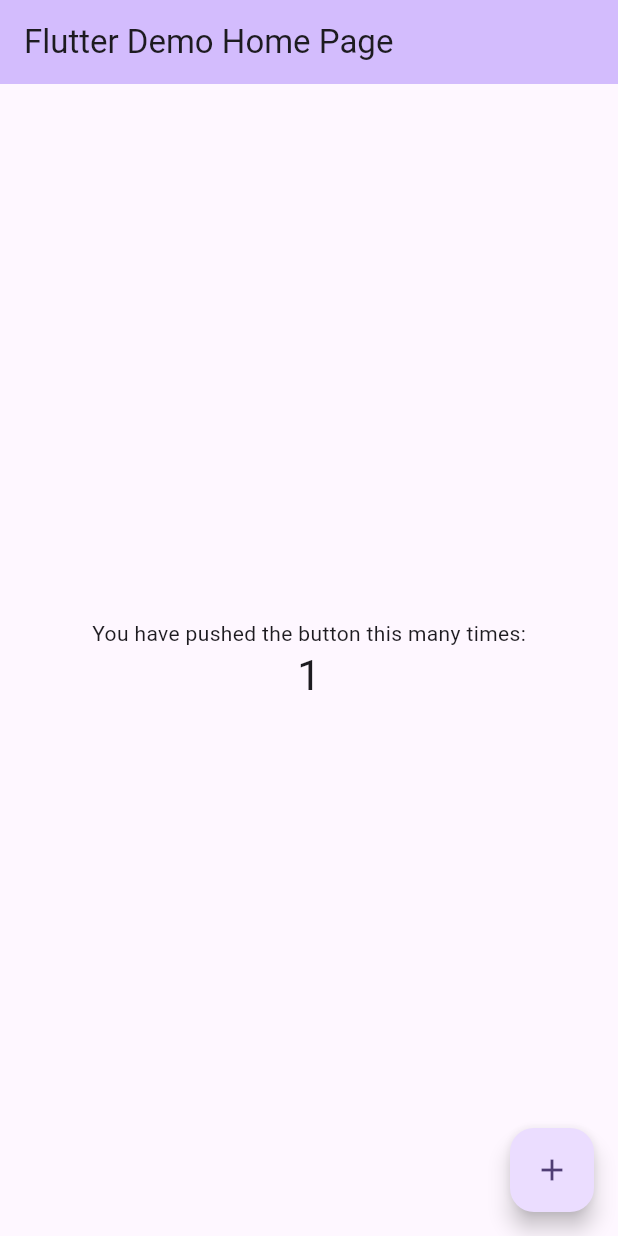
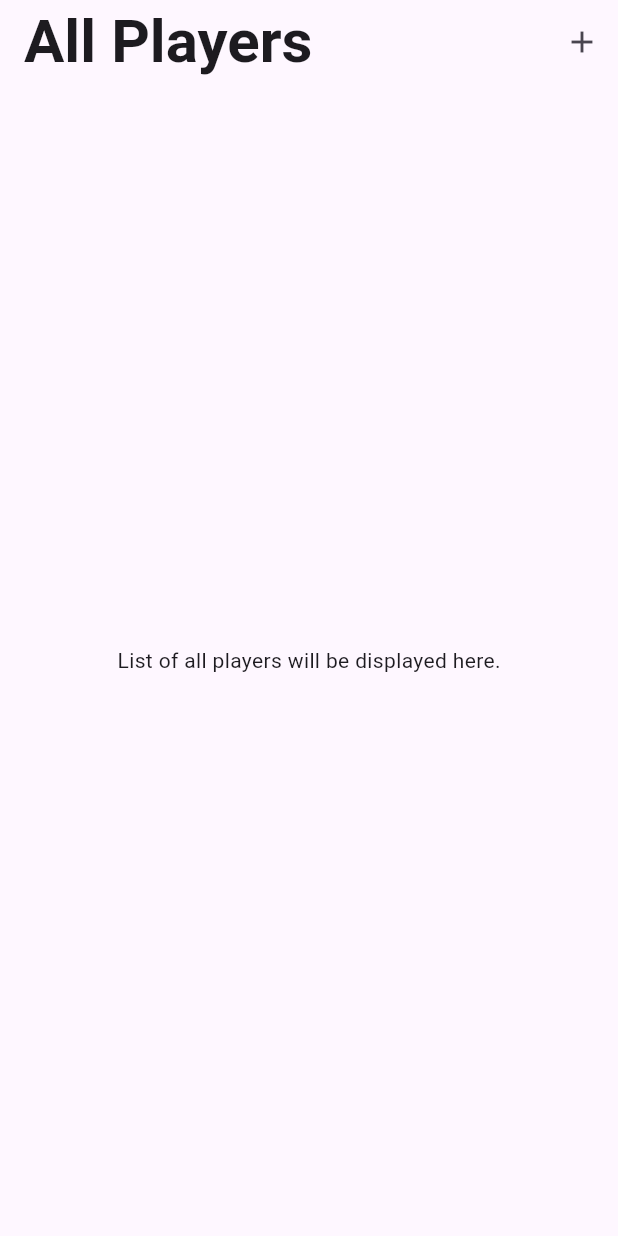
Before and after one commit to Aycees/badminton_system, a Flutter app: the screen it shows after launch, after a tap on the "add" icon, on a phone screen of 412 x 824 dp. Run offline on Flutter 3.47's test engine with Material 3 defaults, Android fonts, the phone set to English and light mode, and no system bars.

Commit message:
Refactor main app structure and add AllPlayersScreen with app bar functionality

```diff
--- a/analysis_options.yaml
+++ b/analysis_options.yaml
@@ -21,8 +21,13 @@ linter:
   # `// ignore_for_file: name_of_lint` syntax on the line or in the file
   # producing the lint.
   rules:
+    prefer_const_constructors: true
+    prefer_const_literals_to_create_immutables: true
+    unnecessary_const: true
     # avoid_print: false  # Uncomment to disable the `avoid_print` rule
     # prefer_single_quotes: true  # Uncomment to enable the `prefer_single_quotes` rule
+formatter:
+  trailing_commas: preserve
 
 # Additional information about this file can be found at
 # https://dart.dev/guides/language/analysis-options
--- a/lib/main.dart
+++ b/lib/main.dart
@@ -1,122 +1,6 @@
+import 'package:badminton_system/screens/all_players_screen.dart';
 import 'package:flutter/material.dart';
 
 void main() {
-  runApp(const MyApp());
+  runApp(const MaterialApp(home: AllPlayersScreen()));
 }
-
-class MyApp extends StatelessWidget {
-  const MyApp({super.key});
-
-  // This widget is the root of your application.
-  @override
-  Widget build(BuildContext context) {
-    return MaterialApp(
-      title: 'Flutter Demo',
-      theme: ThemeData(
-        // This is the theme of your application.
-        //
-        // TRY THIS: Try running your application with "flutter run". You'll see
-        // the application has a purple toolbar. Then, without quitting the app,
-        // try changing the seedColor in the colorScheme below to Colors.green
-        // and then invoke "hot reload" (save your changes or press the "hot
-        // reload" button in a Flutter-supported IDE, or press "r" if you used
-        // the command line to start the app).
-        //
-        // Notice that the counter didn't reset back to zero; the application
-        // state is not lost during the reload. To reset the state, use hot
-        // restart instead.
-        //
-        // This works for code too, not just values: Most code changes can be
-        // tested with just a hot reload.
-        colorScheme: ColorScheme.fromSeed(seedColor: Colors.deepPurple),
-      ),
-      home: const MyHomePage(title: 'Flutter Demo Home Page'),
-    );
-  }
-}
-
-class MyHomePage extends StatefulWidget {
-  const MyHomePage({super.key, required this.title});
-
-  // This widget is the home page of your application. It is stateful, meaning
-  // that it has a State object (defined below) that contains fields that affect
-  // how it looks.
-
-  // This class is the configuration for the state. It holds the values (in this
-  // case the title) provided by the parent (in this case the App widget) and
-  // used by the build method of the State. Fields in a Widget subclass are
-  // always marked "final".
-
-  final String title;
-
-  @override
-  State<MyHomePage> createState() => _MyHomePageState();
-}
-
-class _MyHomePageState extends State<MyHomePage> {
-  int _counter = 0;
-
-  void _incrementCounter() {
-    setState(() {
-      // This call to setState tells the Flutter framework that something has
-      // changed in this State, which causes it to rerun the build method below
-      // so that the display can reflect the updated values. If we changed
-      // _counter without calling setState(), then the build method would not be
-      // called again, and so nothing would appear to happen.
-      _counter++;
-    });
-  }
-
-  @override
-  Widget build(BuildContext context) {
-    // This method is rerun every time setState is called, for instance as done
-    // by the _incrementCounter method above.
-    //
-    // The Flutter framework has been optimized to make rerunning build methods
-    // fast, so that you can just rebuild anything that needs updating rather
-    // than having to individually change instances of widgets.
-    return Scaffold(
-      appBar: AppBar(
-        // TRY THIS: Try changing the color here to a specific color (to
-        // Colors.amber, perhaps?) and trigger a hot reload to see the AppBar
-        // change color while the other colors stay the same.
-        backgroundColor: Theme.of(context).colorScheme.inversePrimary,
-        // Here we take the value from the MyHomePage object that was created by
-        // the App.build method, and use it to set our appbar title.
-        title: Text(widget.title),
-      ),
-      body: Center(
-        // Center is a layout widget. It takes a single child and positions it
-        // in the middle of the parent.
-        child: Column(
-          // Column is also a layout widget. It takes a list of children and
-          // arranges them vertically. By default, it sizes itself to fit its
-          // children horizontally, and tries to be as tall as its parent.
-          //
-          // Column has various properties to control how it sizes itself and
-          // how it positions its children. Here we use mainAxisAlignment to
-          // center the children vertically; the main axis here is the vertical
-          // axis because Columns are vertical (the cross axis would be
-          // horizontal).
-          //
-          // TRY THIS: Invoke "debug painting" (choose the "Toggle Debug Paint"
-          // action in the IDE, or press "p" in the console), to see the
-          // wireframe for each widget.
-          mainAxisAlignment: MainAxisAlignment.center,
-          children: <Widget>[
-            const Text('You have pushed the button this many times:'),
-            Text(
-              '$_counter',
-              style: Theme.of(context).textTheme.headlineMedium,
-            ),
-          ],
-        ),
-      ),
-      floatingActionButton: FloatingActionButton(
-        onPressed: _incrementCounter,
-        tooltip: 'Increment',
-        child: const Icon(Icons.add),
-      ), // This trailing comma makes auto-formatting nicer for build methods.
-    );
-  }
-}
--- /dev/null
+++ b/lib/screens/all_players_screen.dart
@@ -0,0 +1,38 @@
+import 'package:flutter/material.dart';
+
+class AllPlayersScreen extends StatelessWidget {
+  const AllPlayersScreen({super.key});
+
+  @override
+  Widget build(BuildContext context) {
+    return Scaffold(
+      appBar: AppBar(
+        title: const Row(
+          mainAxisAlignment: MainAxisAlignment.start,
+          children: [
+            Text(
+              'All Players',
+              style: TextStyle(
+                fontWeight: FontWeight.bold,
+                fontSize: 40,
+              ),
+            ),
+          ],
+        ),
+        actions: [
+          IconButton(
+            icon: const Icon(Icons.add),
+            padding: const EdgeInsets.all(10.0),
+            onPressed: () {
+              // Add your logic for the "+" button here
+              print('Add button pressed');
+            },
+          ),
+        ],
+      ),
+      body: const Center(
+        child: Text('List of all players will be displayed here.'),
+      ),
+    );
+  }
+}
```
Also changed, not shown: 1 other file.
